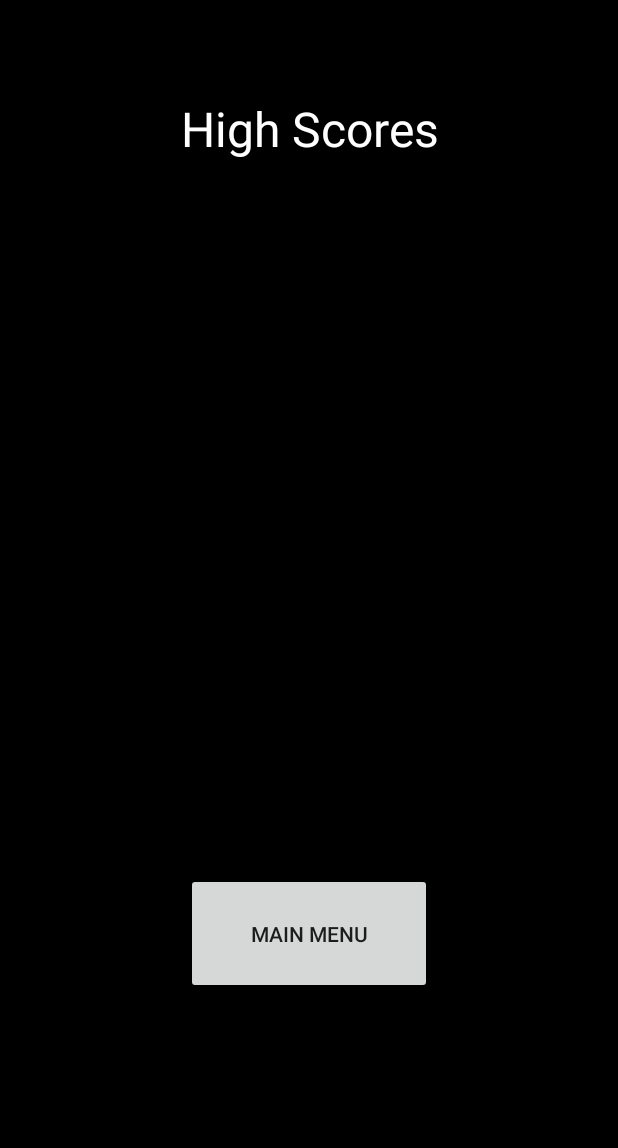
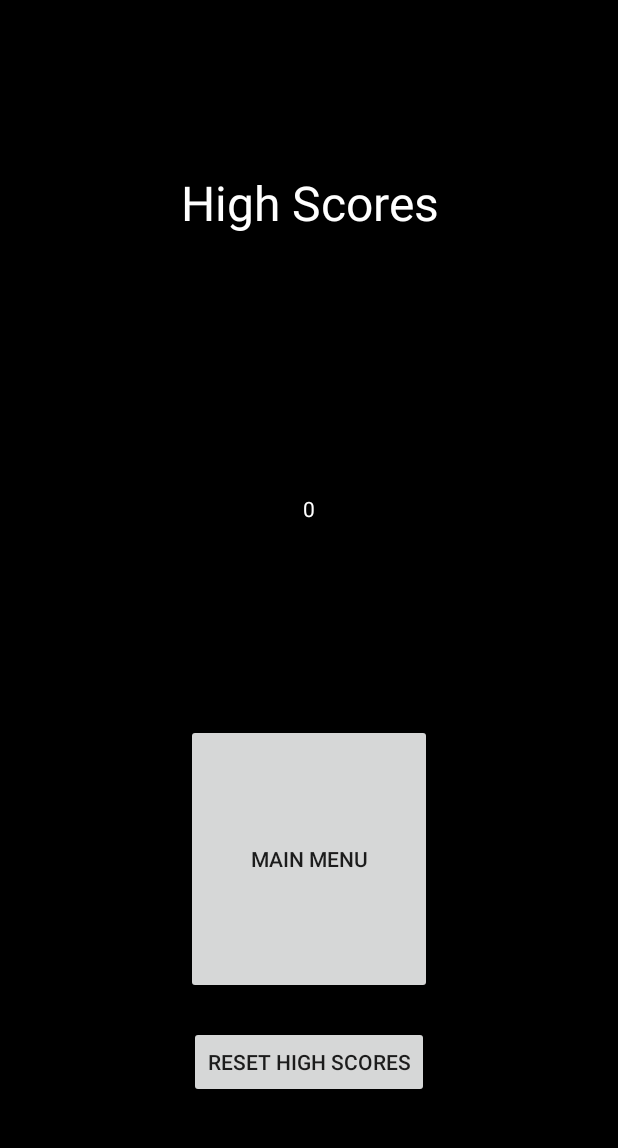
Before and after one commit to MaristGormanly/litwin-android-development, an Android app: the HighScoresActivity screen opened directly, with no data from a screen before it, on a phone screen of 412 x 824 dp, the part 84-1232 px from its top. Run offline under Robolectric (Android 15) with nearby library versions, the phone set to English and light mode, and no system bars.

Commit message:
Save high score and reset high scores

```diff
--- a/Project1/app/src/main/java/blitwin/mscs722/project1/GameView.java
+++ b/Project1/app/src/main/java/blitwin/mscs722/project1/GameView.java
@@ -3,6 +3,7 @@ package blitwin.mscs722.project1;
 import android.app.Activity;
 import android.content.Context;
 import android.content.Intent;
+import android.content.SharedPreferences;
 import android.graphics.Bitmap;
 import android.graphics.BitmapFactory;
 import android.graphics.Canvas;
@@ -181,7 +182,10 @@ public class GameView extends SurfaceView implements Runnable {
                     Intent gameOverIntent = new Intent(getContext(), GameOverActivity.class);
                     gameOverIntent.addFlags(Intent.FLAG_ACTIVITY_NEW_TASK | Intent.FLAG_ACTIVITY_CLEAR_TASK);
                     // send total score
-                    gameOverIntent.putExtra("score", player.getScore());
+                    SharedPreferences highscores = getContext().getSharedPreferences("highscores", Context.MODE_PRIVATE);
+                    SharedPreferences.Editor editor = highscores.edit();
+                    editor.putInt("FINAL_SCORE", player.getScore());
+                    editor.commit();
                     getContext().startActivity(gameOverIntent);
 
                 }
--- a/Project1/app/src/main/java/blitwin/mscs722/project1/HighScoresActivity.java
+++ b/Project1/app/src/main/java/blitwin/mscs722/project1/HighScoresActivity.java
@@ -2,20 +2,75 @@ package blitwin.mscs722.project1;
 
 import androidx.appcompat.app.AppCompatActivity;
 
+import android.app.AlertDialog;
+import android.content.Context;
+import android.content.DialogInterface;
 import android.content.Intent;
+import android.content.SharedPreferences;
 import android.os.Bundle;
 import android.view.View;
+import android.widget.TextView;
 
 public class HighScoresActivity extends AppCompatActivity {
+
+    private TextView highScoresList;
 
     @Override
     protected void onCreate(Bundle savedInstanceState) {
         super.onCreate(savedInstanceState);
         setContentView(R.layout.activity_high_scores);
+        SharedPreferences highscores = getSharedPreferences("highscores", Context.MODE_PRIVATE);
+        SharedPreferences.Editor editor = highscores.edit();
+        int highScore = highscores.getInt("HIGH_SCORE", 0);
+        int score = highscores.getInt("FINAL_SCORE", 0);
+
+        highScoresList = findViewById(R.id.highScoresList);
+
+        // save new high score
+        if (score > highScore) {
+            highScoresList.setText(Integer.toString(score));
+            //SharedPreferences.Editor editor = highscores.edit();
+            editor.putInt("HIGH_SCORE", score);
+            editor.commit();
+        } else {
+            highScoresList.setText(Integer.toString(highScore));
+        }
     }
 
     public void mainMenu(View view) {
         Intent menuIntent = new Intent(this, MainActivity.class);
         startActivity(menuIntent);
     }
+
+    public void resetHighScores(View view) {
+        SharedPreferences highscores = getSharedPreferences("highscores", Context.MODE_PRIVATE);
+        final SharedPreferences.Editor editor = highscores.edit();
+        final Intent highScoresIntent = new Intent(this, HighScoresActivity.class);
+        // show confirmation warning
+        AlertDialog.Builder builder = new AlertDialog.Builder(this);
+
+        builder.setTitle("Confirm");
+        builder.setMessage("Are you sure you want to reset high scores?");
+
+        builder.setPositiveButton("YES", new DialogInterface.OnClickListener() {
+
+            public void onClick(DialogInterface dialog, int which) {
+                // Do nothing but close the dialog
+                editor.clear().apply();
+                startActivity(highScoresIntent);
+                dialog.dismiss();
+            }
+        });
+
+        builder.setNegativeButton("NO", new DialogInterface.OnClickListener() {
+
+            @Override
+            public void onClick(DialogInterface dialog, int which) {
+                dialog.dismiss();
+            }
+        });
+
+        AlertDialog alert = builder.create();
+        alert.show();
+    }
 }
--- a/Project1/app/src/main/java/blitwin/mscs722/project1/MainActivity.java
+++ b/Project1/app/src/main/java/blitwin/mscs722/project1/MainActivity.java
@@ -2,11 +2,16 @@ package blitwin.mscs722.project1;
 
 import androidx.appcompat.app.AppCompatActivity;
 
+import android.content.Context;
 import android.content.Intent;
+import android.content.SharedPreferences;
 import android.os.Bundle;
 import android.view.View;
+import android.widget.TextView;
 
 public class MainActivity extends AppCompatActivity {
+
+    private TextView highScoresList;
 
     @Override
     protected void onCreate(Bundle savedInstanceState) {
--- a/Project1/app/src/main/res/layout/activity_high_scores.xml
+++ b/Project1/app/src/main/res/layout/activity_high_scores.xml
@@ -12,12 +12,12 @@
         android:layout_width="199dp"
         android:layout_height="0dp"
         android:layout_marginTop="45dp"
-        android:layout_marginBottom="455dp"
+        android:layout_marginBottom="24dp"
         android:gravity="center"
         android:text="@string/high_scores"
         android:textColor="@color/white"
         android:textSize="32dp"
-        app:layout_constraintBottom_toTopOf="@+id/highScoresMainMenuButton"
+        app:layout_constraintBottom_toTopOf="@+id/highScoresList"
         app:layout_constraintEnd_toEndOf="parent"
         app:layout_constraintStart_toStartOf="parent"
         app:layout_constraintTop_toTopOf="parent" />
@@ -26,12 +26,38 @@
         android:id="@+id/highScoresMainMenuButton"
         android:layout_width="164dp"
         android:layout_height="0dp"
-        android:layout_marginBottom="105dp"
+        android:layout_marginBottom="21dp"
         android:gravity="center"
         android:onClick="mainMenu"
         android:text="@string/main_menu"
-        app:layout_constraintBottom_toBottomOf="parent"
+        app:layout_constraintBottom_toTopOf="@+id/button"
+        app:layout_constraintEnd_toEndOf="parent"
+        app:layout_constraintStart_toStartOf="parent"
+        app:layout_constraintTop_toBottomOf="@+id/highScoresList" />
+
+    <TextView
+        android:id="@+id/highScoresList"
+        android:layout_width="204dp"
+        android:layout_height="0dp"
+        android:layout_marginBottom="53dp"
+        android:gravity="center"
+        android:text="@string/tesths"
+        android:textColor="@color/white"
+        app:layout_constraintBottom_toTopOf="@+id/highScoresMainMenuButton"
         app:layout_constraintEnd_toEndOf="parent"
         app:layout_constraintStart_toStartOf="parent"
         app:layout_constraintTop_toBottomOf="@+id/highScores" />
+
+    <Button
+        android:id="@+id/button"
+        android:layout_width="wrap_content"
+        android:layout_height="wrap_content"
+        android:layout_marginStart="2dp"
+        android:layout_marginBottom="36dp"
+        android:gravity="center"
+        android:onClick="resetHighScores"
+        android:text="@string/reset_high_scores"
+        app:layout_constraintBottom_toBottomOf="parent"
+        app:layout_constraintStart_toStartOf="@+id/highScoresMainMenuButton"
+        app:layout_constraintTop_toBottomOf="@+id/highScoresMainMenuButton" />
 </androidx.constraintlayout.widget.ConstraintLayout>
--- a/Project1/app/src/main/res/values/strings.xml
+++ b/Project1/app/src/main/res/values/strings.xml
@@ -15,6 +15,8 @@
     <string name="play_again">Play Again</string>
     <string name="high_scores">High Scores</string>
     <string name="main_menu">Main Menu</string>
+    <string name="reset_high_scores">Reset High Scores</string>
+    <string name="tesths">testHS</string>
     <color name="black">#000000</color>
     <color name="white">#FFFFFF</color>
 </resources>
```
Also changed, not shown: Project1/app/src/main/java/blitwin/mscs722/project1/GameOverActivity.java (+6 -3 lines).
